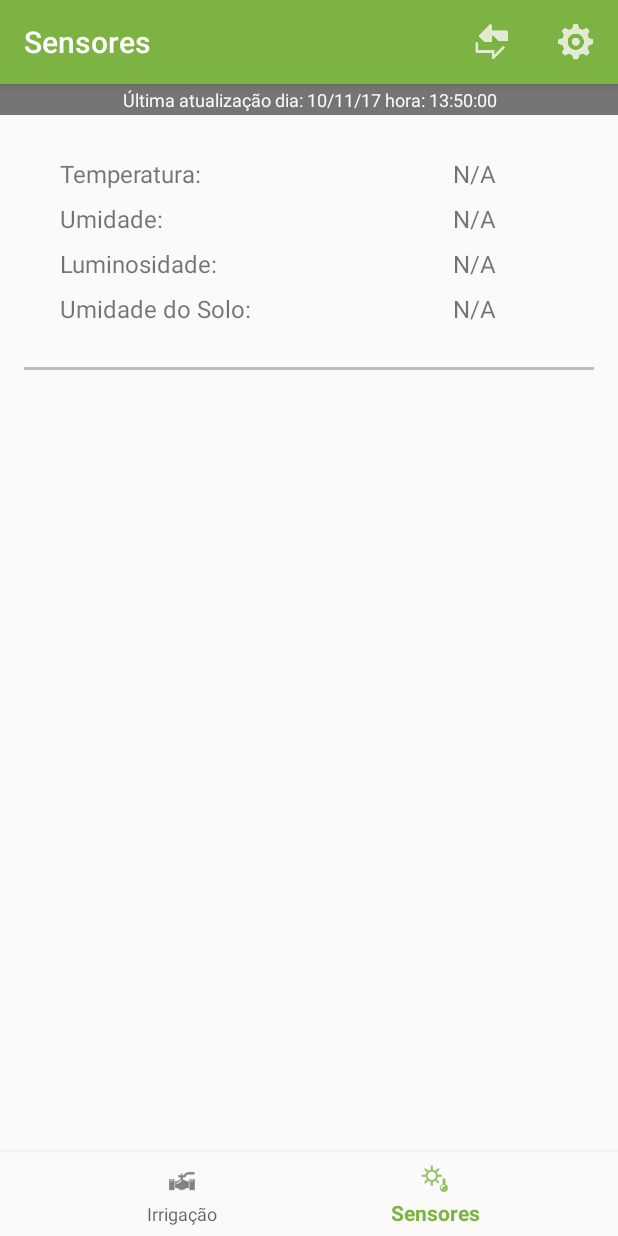
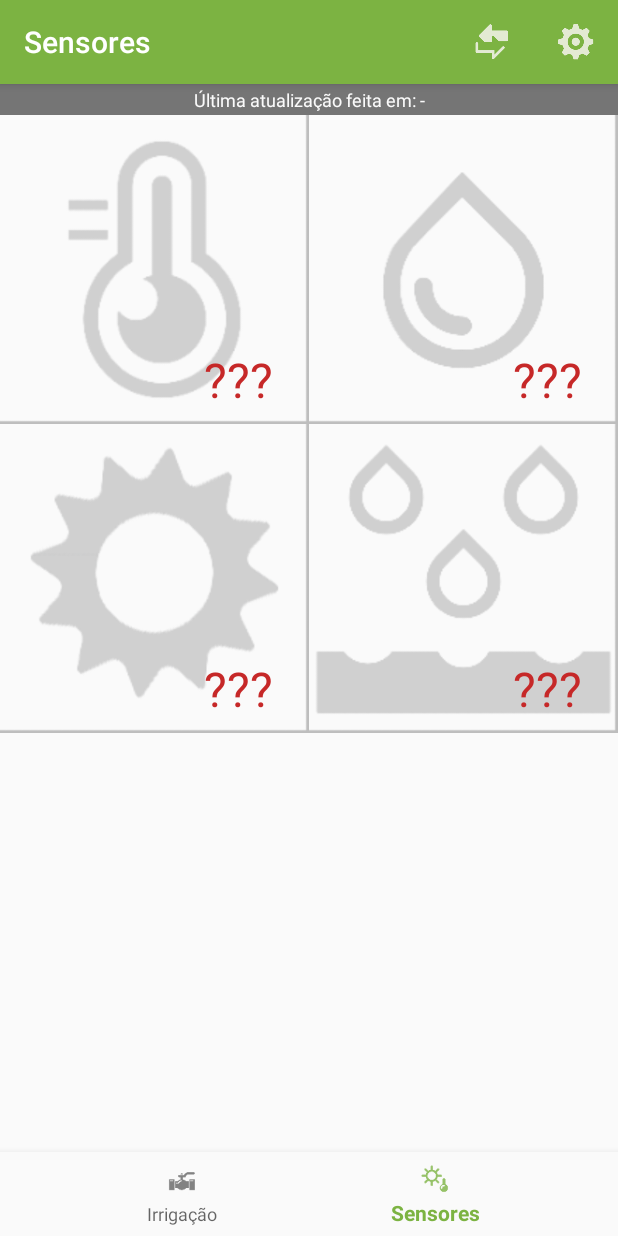
Before and after one commit to Chestergc/FarmingAutomation, an Android app: the screen it shows after launch (MainActivity), item 2 of the bottom bar chosen, on a phone screen of 412 x 824 dp. Run offline under Robolectric (Android 15) with nearby library versions, the phone set to English and light mode, and no system bars; network calls fail.

Commit message:
Updated sensors interface

```diff
--- a/Interface/Dripper/app/src/main/java/org/senai/mecatronica/dripper/activities/SensorDataFragment.java
+++ b/Interface/Dripper/app/src/main/java/org/senai/mecatronica/dripper/activities/SensorDataFragment.java
@@ -3,9 +3,12 @@ package org.senai.mecatronica.dripper.activities;
 import android.os.Bundle;
 import android.support.annotation.Nullable;
 import android.support.v4.app.Fragment;
+import android.support.v4.content.ContextCompat;
+import android.util.DisplayMetrics;
 import android.view.LayoutInflater;
 import android.view.View;
 import android.view.ViewGroup;
+import android.widget.LinearLayout;
 import android.widget.TextView;
 
 import org.senai.mecatronica.dripper.R;
@@ -18,16 +21,17 @@ import org.senai.mecatronica.dripper.managers.DataManager;
 public class SensorDataFragment extends Fragment {
 
     //fragment final variables
-    private static final String TEMPERATURE = "arg_temperature";
-    private static final String MOISTURE = "arg_moisture";
-    private static final String LUMINOSITY = "arg_luminosity";
-    private static final String SOIL_MOISTURE = "arg_soil_moisture";
+//    private static final String TEMPERATURE = "arg_temperature";
+//    private static final String MOISTURE = "arg_moisture";
+//    private static final String LUMINOSITY = "arg_luminosity";
+//    private static final String SOIL_MOISTURE = "arg_soil_moisture";
 
     //temporary variables relative to final
-    private Integer temperature;
-    private Integer moisture;
-    private Integer luminosity;
-    private String soilMoisture;
+//    private Integer temperature;
+//    private Integer moisture;
+//    private Integer luminosity;
+//    private String soilMoisture;
+//    private String lastSync;
 
     //view elements
     private View mContent;
@@ -35,6 +39,11 @@ public class SensorDataFragment extends Fragment {
     private TextView moistureData;
     private TextView luminosityData;
     private TextView soilMoistureData;
+    private TextView lastUpdateData;
+//    private LinearLayout layoutSensorDataRow1;
+//    private LinearLayout layoutSensorDataRow2;
+
+
 
     public static Fragment newInstance() {
         //instantiate fragment and add parameters to final variables
@@ -84,10 +93,21 @@ public class SensorDataFragment extends Fragment {
 
         // initialize view elements (textView, images...)
         mContent = view.findViewById(R.id.sensor_data_fragment_content);
+        LinearLayout layoutSensorDataRow1 = (LinearLayout) view.findViewById(R.id.layout_sensor_data_row1);
+        LinearLayout layoutSensorDataRow2 = (LinearLayout) view.findViewById(R.id.layout_sensor_data_row2);
         temperatureData = (TextView) view.findViewById(R.id.txt_sensor_temperature_data);
         moistureData = (TextView) view.findViewById(R.id.txt_sensor_moisture_data);
         luminosityData = (TextView) view.findViewById(R.id.txt_sensor_luminosity_data);
         soilMoistureData = (TextView) view.findViewById(R.id.txt_sensor_soil_moisture_data);
+        lastUpdateData = (TextView) view.findViewById(R.id.txt_sensor_last_update);
+
+        //set height of elements to screen width/2
+        DisplayMetrics metrics = new DisplayMetrics();
+        getActivity().getWindowManager().getDefaultDisplay().getMetrics(metrics);
+        int viewWidth = metrics.widthPixels;
+
+        layoutSensorDataRow1.getLayoutParams().height = viewWidth/2;
+        layoutSensorDataRow2.getLayoutParams().height = viewWidth/2;
 
         updateSensorDataValues();
     }
@@ -104,15 +124,25 @@ public class SensorDataFragment extends Fragment {
     }
 
     private void updateSensorDataValues(){
-        temperature = DataManager.getInstance(getContext()).getCurrentTemperature();
-        moisture = DataManager.getInstance(getContext()).getCurrentMoisture();
-        luminosity = DataManager.getInstance(getContext()).getCurrentLuminosity();
-        soilMoisture = DataManager.getInstance(getContext()).getCurrentSoilMoisture();
+        DataManager dataManager = DataManager.getInstance(getContext());
+        Integer temperature = dataManager.getCurrentTemperature();
+        Integer moisture = dataManager.getCurrentMoisture();
+        Integer luminosity = dataManager.getCurrentLuminosity();
+        String soilMoisture = dataManager.getCurrentSoilMoisture();
+        String lastSync = "Última atualização feita em: " + dataManager.getLastSync();
 
-        temperatureData.setText(temperature == null ? "N/A" : (temperature.toString() + "°C"));
-        moistureData.setText(moisture == null ? "N/A" : (moisture.toString() + "%"));
-        luminosityData.setText(luminosity == null ? "N/A" : (luminosity.toString() + " Lux"));
-        soilMoistureData.setText(soilMoisture == null ? "N/A" : soilMoisture);
+        //set text according to data
+        temperatureData.setText(temperature == null ? "???" : (temperature.toString() + "°C"));
+        moistureData.setText(moisture == null ? "???" : (moisture.toString() + "%"));
+        luminosityData.setText(luminosity == null ? "???" : (luminosity.toString()));
+        soilMoistureData.setText(soilMoisture == null ? "???" : soilMoisture);
+        lastUpdateData.setText(lastSync);
+
+        //set red color if sensor not found
+        temperatureData.setTextColor(ContextCompat.getColor(getContext(), temperature==null? R.color.colorError : R.color.colorAccent));
+        moistureData.setTextColor(ContextCompat.getColor(getContext(), moisture==null? R.color.colorError : R.color.colorAccent));
+        luminosityData.setTextColor(ContextCompat.getColor(getContext(), luminosity == null? R.color.colorError : R.color.colorAccent));
+        soilMoistureData.setTextColor(ContextCompat.getColor(getContext(), soilMoisture == null? R.color.colorError : R.color.colorAccent));
 
     }
 
--- a/Interface/Dripper/app/src/main/res/layout/fragment_sensor_data.xml
+++ b/Interface/Dripper/app/src/main/res/layout/fragment_sensor_data.xml
@@ -5,128 +5,6 @@
              android:layout_width="match_parent"
              android:layout_height="match_parent"
              android:id="@+id/sensor_data_fragment_content">
-
-    <TableLayout android:layout_width="match_parent"
-                 android:layout_height="wrap_content"
-                 android:id="@+id/sensor_data_fragment_table"
-                 android:padding="24dp"
-                 android:layout_below="@+id/txt_sensor_last_update">
-    <TableRow
-        android:layout_width="match_parent"
-        android:layout_height="match_parent"
-        android:orientation="horizontal"
-        android:paddingBottom="@dimen/tablerow_vertical_padding"
-        android:paddingLeft="@dimen/tablerow_horizontal_padding"
-        android:paddingRight="@dimen/tablerow_horizontal_padding"
-        android:paddingTop="@dimen/tablerow_vertical_padding">
-
-        <TextView
-            android:text="@string/sensor_data_temperature"
-            android:layout_width="match_parent"
-            android:layout_height="wrap_content"
-            android:id="@+id/txt_sensor_temperature"
-            android:layout_weight="0.5"
-            android:layout_marginRight="10dp"
-            android:textSize="@dimen/text_size_sensor_data_labels"
-            android:gravity="left|center_vertical"/>
-
-        <TextView
-            android:text="25°C"
-            android:layout_width="match_parent"
-            android:layout_height="wrap_content"
-            android:id="@+id/txt_sensor_temperature_data"
-            android:layout_weight="0.5"
-            android:textSize="@dimen/text_size_sensor_data_values"
-            android:gravity="center"/>
-    </TableRow>
-
-    <TableRow
-        android:layout_width="match_parent"
-        android:layout_height="match_parent"
-        android:orientation="horizontal"
-        android:paddingBottom="@dimen/tablerow_vertical_padding"
-        android:paddingLeft="@dimen/tablerow_horizontal_padding"
-        android:paddingRight="@dimen/tablerow_horizontal_padding"
-        android:paddingTop="@dimen/tablerow_vertical_padding">
-
-        <TextView
-            android:text="@string/sensor_data_moisture"
-            android:layout_width="match_parent"
-            android:layout_height="wrap_content"
-            android:id="@+id/txt_sensor_moisture_label"
-            android:layout_weight="0.5"
-            android:layout_marginRight="10dp"
-            android:textSize="@dimen/text_size_sensor_data_labels"
-            android:gravity="left|center_vertical"/>
-
-        <TextView
-            android:text="32%"
-            android:layout_width="match_parent"
-            android:layout_height="wrap_content"
-            android:id="@+id/txt_sensor_moisture_data"
-            android:layout_weight="0.5"
-            android:textSize="@dimen/text_size_sensor_data_values"
-            android:gravity="center"/>
-    </TableRow>
-
-    <TableRow
-        android:layout_width="match_parent"
-        android:layout_height="match_parent"
-        android:orientation="horizontal"
-        android:paddingBottom="@dimen/tablerow_vertical_padding"
-        android:paddingLeft="@dimen/tablerow_horizontal_padding"
-        android:paddingRight="@dimen/tablerow_horizontal_padding"
-        android:paddingTop="@dimen/tablerow_vertical_padding">
-
-        <TextView
-            android:text="@string/sensor_data_luminosity"
-            android:layout_width="match_parent"
-            android:layout_height="wrap_content"
-            android:id="@+id/txt_sensor_luminosity_label"
-            android:layout_weight="0.5"
-            android:layout_marginRight="10dp"
-            android:textSize="@dimen/text_size_sensor_data_labels"
-            android:gravity="left|center_vertical"/>
-
-        <TextView
-            android:text="10000 LUX"
-            android:layout_width="match_parent"
-            android:layout_height="wrap_content"
-            android:id="@+id/txt_sensor_luminosity_data"
-            android:layout_weight="0.5"
-            android:textSize="@dimen/text_size_sensor_data_values"
-            android:gravity="center"/>
-    </TableRow>
-
-    <TableRow
-        android:layout_width="match_parent"
-        android:layout_height="match_parent"
-        android:orientation="horizontal"
-        android:paddingBottom="@dimen/tablerow_vertical_padding"
-        android:paddingLeft="@dimen/tablerow_horizontal_padding"
-        android:paddingRight="@dimen/tablerow_horizontal_padding"
-        android:paddingTop="@dimen/tablerow_vertical_padding">
-
-        <TextView
-            android:text="@string/sensor_data_soil_moisture"
-            android:layout_width="match_parent"
-            android:layout_height="wrap_content"
-            android:id="@+id/txt_sensor_soil_moisture_label"
-            android:layout_weight="0.5"
-            android:layout_marginRight="10dp"
-            android:textSize="@dimen/text_size_sensor_data_labels"
-            android:gravity="left|center_vertical"/>
-
-        <TextView
-            android:text="Médio"
-            android:layout_width="match_parent"
-            android:layout_height="wrap_content"
-            android:id="@+id/txt_sensor_soil_moisture_data"
-            android:layout_weight="0.5"
-            android:textSize="@dimen/text_size_sensor_data_values"
-            android:gravity="center"/>
-    </TableRow>
-    </TableLayout>
 
     <TextView
         android:text="Última atualização dia: 10/11/17 hora: 13:50:00"
@@ -141,14 +19,205 @@
         android:textSize="@dimen/text_size_last_update"
         android:gravity="center"/>
 
-    <View
-        android:layout_width="fill_parent"
-        android:layout_height="2dp"
-        android:background="@color/colorShadows"
-        android:layout_alignParentLeft="true"
-        android:layout_alignParentStart="true"
-        android:id="@+id/hr_sensor_data"
-        android:layout_marginLeft="@dimen/activity_horizontal_margin"
-        android:layout_marginRight="@dimen/activity_horizontal_margin"
-        android:layout_below="@+id/sensor_data_fragment_table"/>
+    <LinearLayout
+        android:orientation="horizontal"
+        android:layout_width="match_parent"
+        android:layout_height="wrap_content"
+        android:id="@+id/layout_sensor_data_row1"
+        android:layout_below="@id/txt_sensor_last_update">
+
+        <TextView
+            android:text="25°C"
+            android:layout_width="match_parent"
+            android:layout_height="match_parent"
+            android:id="@+id/txt_sensor_temperature_data"
+            android:textSize="@dimen/text_size_sensor_data_values"
+            android:gravity="bottom|end"
+            android:paddingBottom="@dimen/sensor_square_vertical_padding"
+            android:paddingRight="@dimen/sensor_square_horizontal_padding"
+            android:paddingEnd="@dimen/sensor_square_horizontal_padding"
+            android:layout_weight="1"
+            android:background="@drawable/temperature"/>
+
+        <TextView
+            android:text="32%"
+            android:layout_width="match_parent"
+            android:layout_height="match_parent"
+            android:id="@+id/txt_sensor_moisture_data"
+            android:textSize="@dimen/text_size_sensor_data_values"
+            android:gravity="bottom|end"
+            android:paddingBottom="@dimen/sensor_square_vertical_padding"
+            android:paddingRight="@dimen/sensor_square_horizontal_padding"
+            android:paddingEnd="@dimen/sensor_square_horizontal_padding"
+            android:layout_weight="1"
+            android:background="@drawable/humidity"/>
+
+    </LinearLayout>
+
+    <LinearLayout
+        android:orientation="horizontal"
+        android:layout_width="match_parent"
+        android:layout_height="wrap_content"
+        android:id="@+id/layout_sensor_data_row2"
+        android:layout_below="@id/layout_sensor_data_row1">
+
+        <TextView
+            android:text="Dia"
+            android:layout_width="match_parent"
+            android:layout_height="match_parent"
+            android:id="@+id/txt_sensor_luminosity_data"
+            android:textSize="@dimen/text_size_sensor_data_values"
+            android:gravity="bottom|end"
+            android:paddingBottom="@dimen/sensor_square_vertical_padding"
+            android:paddingRight="@dimen/sensor_square_horizontal_padding"
+            android:paddingEnd="@dimen/sensor_square_horizontal_padding"
+            android:layout_weight="1"
+            android:background="@drawable/luminosity"/>
+
+        <TextView
+            android:text="Seco"
+            android:layout_width="match_parent"
+            android:layout_height="match_parent"
+            android:id="@+id/txt_sensor_soil_moisture_data"
+            android:textSize="@dimen/text_size_sensor_data_values"
+            android:gravity="bottom|end"
+            android:paddingBottom="@dimen/sensor_square_vertical_padding"
+            android:paddingRight="@dimen/sensor_square_horizontal_padding"
+            android:paddingEnd="@dimen/sensor_square_horizontal_padding"
+            android:layout_weight="1"
+            android:background="@drawable/soil_humidity"/>
+    </LinearLayout>
+
+    <!--<TableLayout android:layout_width="match_parent"-->
+                 <!--android:layout_height="wrap_content"-->
+                 <!--android:id="@+id/sensor_data_fragment_table"-->
+                 <!--android:padding="24dp"-->
+                 <!--android:layout_below="@+id/txt_sensor_last_update">-->
+    <!--<TableRow-->
+        <!--android:layout_width="match_parent"-->
+        <!--android:layout_height="match_parent"-->
+        <!--android:orientation="horizontal"-->
+        <!--android:paddingBottom="@dimen/tablerow_vertical_padding"-->
+        <!--android:paddingLeft="@dimen/tablerow_horizontal_padding"-->
+        <!--android:paddingRight="@dimen/tablerow_horizontal_padding"-->
+        <!--android:paddingTop="@dimen/tablerow_vertical_padding">-->
+
+        <!--<TextView-->
+            <!--android:text="@string/sensor_data_temperature"-->
+            <!--android:layout_width="match_parent"-->
+            <!--android:layout_height="wrap_content"-->
+            <!--android:id="@+id/txt_sensor_temperature"-->
+            <!--android:layout_weight="0.5"-->
+            <!--android:layout_marginRight="10dp"-->
+            <!--android:textSize="@dimen/text_size_sensor_data_labels"-->
+            <!--android:gravity="left|center_vertical"/>-->
+
+        <!--<TextView-->
+            <!--android:text="25°C"-->
+            <!--android:layout_width="match_parent"-->
+            <!--android:layout_height="wrap_content"-->
+            <!--android:id="@+id/txt_sensor_temperature_data"-->
+            <!--android:layout_weight="0.5"-->
+            <!--android:textSize="@dimen/text_size_sensor_data_values"-->
+            <!--android:gravity="center"/>-->
+    <!--</TableRow>-->
+
+    <!--<TableRow-->
+        <!--android:layout_width="match_parent"-->
+        <!--android:layout_height="match_parent"-->
+        <!--android:orientation="horizontal"-->
+        <!--android:paddingBottom="@dimen/tablerow_vertical_padding"-->
+        <!--android:paddingLeft="@dimen/tablerow_horizontal_padding"-->
+        <!--android:paddingRight="@dimen/tablerow_horizontal_padding"-->
+        <!--android:paddingTop="@dimen/tablerow_vertical_padding">-->
+
+        <!--<TextView-->
+            <!--android:text="@string/sensor_data_moisture"-->
+            <!--android:layout_width="match_parent"-->
+            <!--android:layout_height="wrap_content"-->
+            <!--android:id="@+id/txt_sensor_moisture_label"-->
+            <!--android:layout_weight="0.5"-->
+            <!--android:layout_marginRight="10dp"-->
+            <!--android:textSize="@dimen/text_size_sensor_data_labels"-->
+            <!--android:gravity="left|center_vertical"/>-->
+
+        <!--<TextView-->
+            <!--android:text="32%"-->
+            <!--android:layout_width="match_parent"-->
+            <!--android:layout_height="wrap_content"-->
+            <!--android:id="@+id/txt_sensor_moisture_data"-->
+            <!--android:layout_weight="0.5"-->
+            <!--android:textSize="@dimen/text_size_sensor_data_values"-->
+            <!--android:gravity="center"/>-->
+    <!--</TableRow>-->
+
+    <!--<TableRow-->
+        <!--android:layout_width="match_parent"-->
+        <!--android:layout_height="match_parent"-->
+        <!--android:orientation="horizontal"-->
+        <!--android:paddingBottom="@dimen/tablerow_vertical_padding"-->
+        <!--android:paddingLeft="@dimen/tablerow_horizontal_padding"-->
+        <!--android:paddingRight="@dimen/tablerow_horizontal_padding"-->
+        <!--android:paddingTop="@dimen/tablerow_vertical_padding">-->
+
+        <!--<TextView-->
+            <!--android:text="@string/sensor_data_luminosity"-->
+            <!--android:layout_width="match_parent"-->
+            <!--android:layout_height="wrap_content"-->
+            <!--android:id="@+id/txt_sensor_luminosity_label"-->
+            <!--android:layout_weight="0.5"-->
+            <!--android:layout_marginRight="10dp"-->
+            <!--android:textSize="@dimen/text_size_sensor_data_labels"-->
+            <!--android:gravity="left|center_vertical"/>-->
+
+        <!--<TextView-->
+            <!--android:text="10000 LUX"-->
+            <!--android:layout_width="match_parent"-->
+            <!--android:layout_height="wrap_content"-->
+            <!--android:id="@+id/txt_sensor_luminosity_data"-->
+            <!--android:layout_weight="0.5"-->
+            <!--android:textSize="@dimen/text_size_sensor_data_values"-->
+            <!--android:gravity="center"/>-->
+    <!--</TableRow>-->
+
+    <!--<TableRow-->
+        <!--android:layout_width="match_parent"-->
+        <!--android:layout_height="match_parent"-->
+        <!--android:orientation="horizontal"-->
+        <!--android:paddingBottom="@dimen/tablerow_vertical_padding"-->
+        <!--android:paddingLeft="@dimen/tablerow_horizontal_padding"-->
+        <!--android:paddingRight="@dimen/tablerow_horizontal_padding"-->
+        <!--android:paddingTop="@dimen/tablerow_vertical_padding">-->
+
+        <!--<TextView-->
+            <!--android:text="@string/sensor_data_soil_moisture"-->
+            <!--android:layout_width="match_parent"-->
+            <!--android:layout_height="wrap_content"-->
+            <!--android:id="@+id/txt_sensor_soil_moisture_label"-->
+            <!--android:layout_weight="0.5"-->
+            <!--android:layout_marginRight="10dp"-->
+            <!--android:textSize="@dimen/text_size_sensor_data_labels"-->
+            <!--android:gravity="left|center_vertical"/>-->
+
+        <!--<TextView-->
+            <!--android:text="Médio"-->
+            <!--android:layout_width="match_parent"-->
+            <!--android:layout_height="wrap_content"-->
+            <!--android:id="@+id/txt_sensor_soil_moisture_data"-->
+            <!--android:layout_weight="0.5"-->
+            <!--android:textSize="@dimen/text_size_sensor_data_values"-->
+            <!--android:gravity="center"/>-->
+    <!--</TableRow>-->
+    <!--</TableLayout>-->
+
+    <!--<View-->
+        <!--android:layout_width="fill_parent"-->
+        <!--android:layout_height="2dp"-->
+        <!--android:background="@color/colorShadows"-->
+        <!--android:layout_alignParentLeft="true"-->
+        <!--android:layout_alignParentStart="true"-->
+        <!--android:id="@+id/hr_sensor_data"-->
+        <!--android:layout_marginLeft="@dimen/activity_horizontal_margin"-->
+        <!--android:layout_marginRight="@dimen/activity_horizontal_margin"-->
+        <!--android:layout_below="@+id/sensor_data_fragment_table"/>-->
 </RelativeLayout>
--- a/Interface/Dripper/app/src/main/res/values/colors.xml
+++ b/Interface/Dripper/app/src/main/res/values/colors.xml
@@ -3,6 +3,7 @@
     <color name="colorPrimary">#7cb342</color>
     <color name="colorPrimaryDark">#212121</color>
     <color name="colorAccent">#4a148c</color>
+    <color name="colorError">#c62828</color>
     <color name="colorBackground">#fafafa</color>
     <color name="colorDarkBackground">#757575</color>
     <color name="colorShadows">#bdbdbd</color>
--- a/Interface/Dripper/app/src/main/res/values/dimens.xml
+++ b/Interface/Dripper/app/src/main/res/values/dimens.xml
@@ -26,8 +26,8 @@
     <dimen name="edit_menu_number_padding_top">4dp</dimen>
 
     <!--Sensor Data paddings-->
-    <dimen name="tablerow_vertical_padding">4dp</dimen>
-    <dimen name="tablerow_horizontal_padding">16dp</dimen>
+    <dimen name="sensor_square_vertical_padding">8dp</dimen>
+    <dimen name="sensor_square_horizontal_padding">24dp</dimen>
 
     <!--Settings-->
     <dimen name="settings_item_general_padding">16dp</dimen>
@@ -35,7 +35,7 @@
 
 
     <!--Text sizes-->
-    <dimen name="text_size_sensor_data_values">16sp</dimen>
+    <dimen name="text_size_sensor_data_values">32sp</dimen>
     <dimen name="text_size_sensor_data_labels">16sp</dimen>
     <dimen name="text_size_irrigation_mode_label">16sp</dimen>
     <dimen name="text_size_schedule_weekday">12sp</dimen>
```
Also changed, not shown: Interface/Dripper/app/src/main/java/org/senai/mecatronica/dripper/activities/MainActivity.java (+5 -2 lines), Interface/Dripper/app/src/main/java/org/senai/mecatronica/dripper/managers/BluetoothManager.java (+52 -9 lines), Interface/Dripper/app/src/main/java/org/senai/mecatronica/dripper/managers/DataManager.java (+73 -5 lines), Interface/Dripper/app/src/main/res/drawable/humidity.png (added), Interface/Dripper/app/src/main/res/drawable/luminosity.png (added), Interface/Dripper/app/src/main/res/drawable/soil_humidity.png (added), Interface/Dripper/app/src/main/res/drawable/temperature.png (added).
